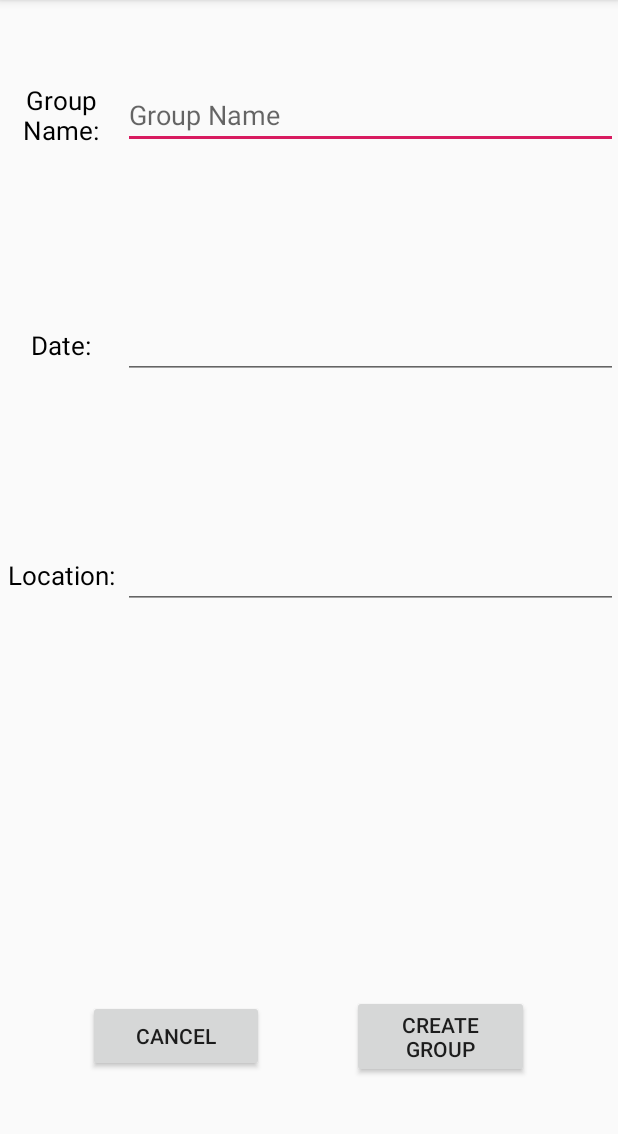
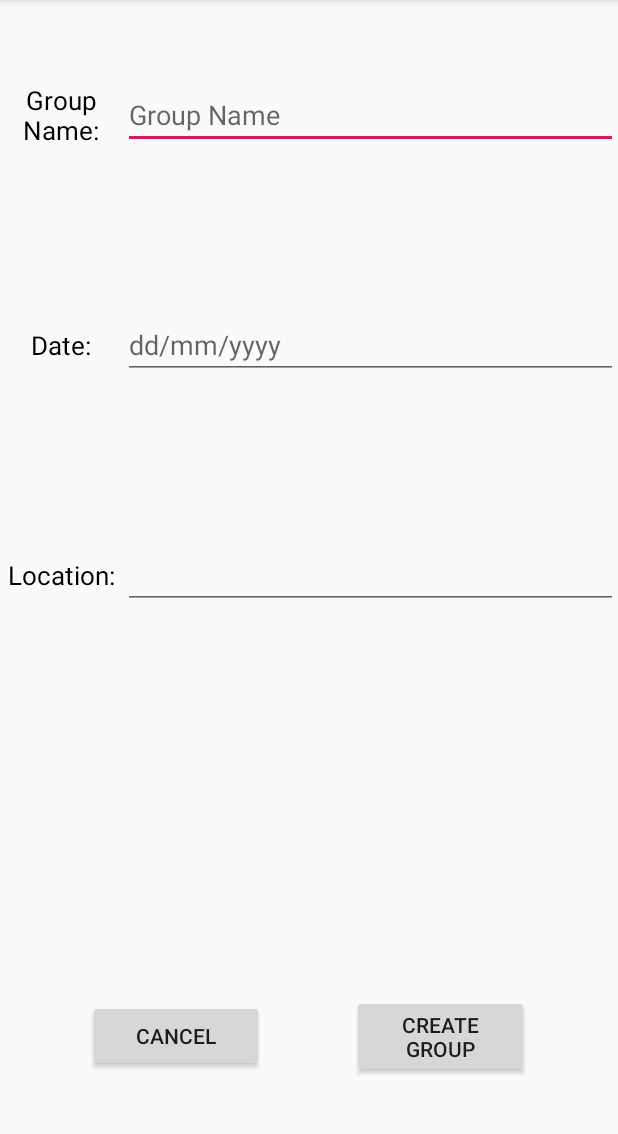
Before and after one commit to Tal747/beta, an Android app: the NewGroupActivity screen opened directly, with no data from a screen before it, on a phone screen of 412 x 824 dp, the part 84-1218 px from its top. Run offline under Robolectric (Android 15) with nearby library versions, the phone set to English and light mode, and no system bars.

Commit message:
newgroup

```diff
--- a/app/src/main/res/layout/activity_newgroup.xml
+++ b/app/src/main/res/layout/activity_newgroup.xml
@@ -55,6 +55,7 @@
             android:layout_height="wrap_content"
             android:layout_weight="4"
             android:ems="10"
+            android:hint="dd/mm/yyyy"
             android:inputType="date" />
     </LinearLayout>
 
```
